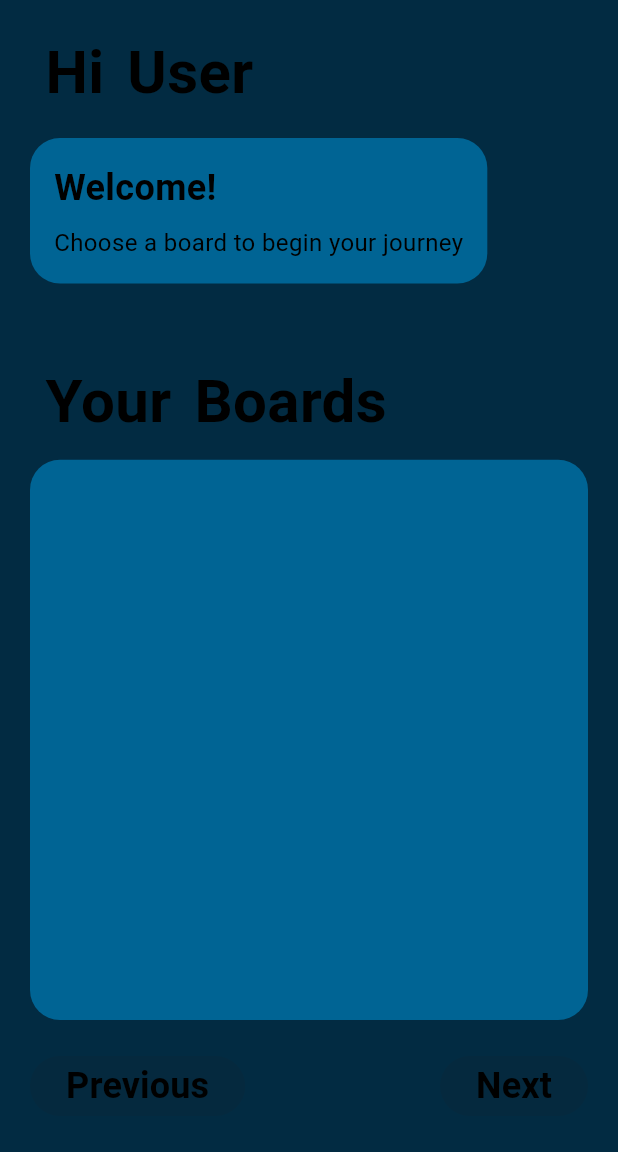
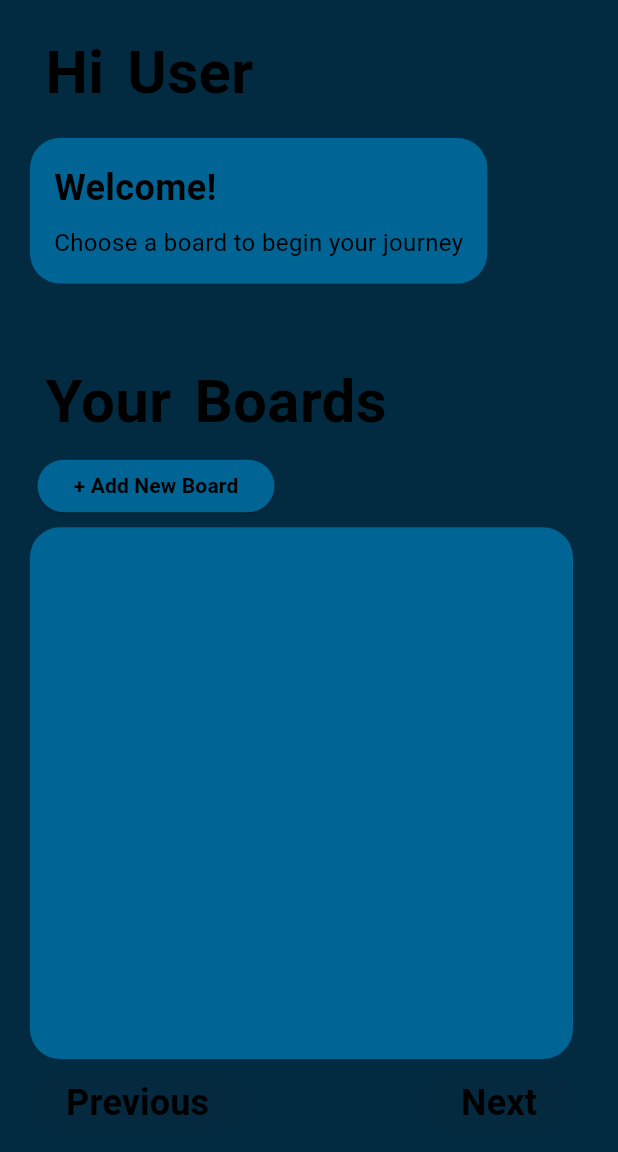
Before and after one commit to sibobbbbbb/ergo_mobile, a Flutter app: the screen it shows after launch, on a phone screen of 412 x 824 dp, the part 84-1236 px from its top. Run offline on Flutter 3.47's test engine with Material 3 defaults, Android fonts, the phone set to English and light mode, and no system bars; our stand-ins replace sqflite; accounts and stored records are empty.

Commit message:
feat : refactor task display and add create board logic

```diff
--- a/lib/widgets/app_bar.dart
+++ b/lib/widgets/app_bar.dart
@@ -1,5 +1,7 @@
 import 'package:ergo_mobile/widgets/home_board.dart';
 import 'package:flutter/material.dart';
+
+const Color colorWidget = Color(0xFF006494);
 
 class ErgoAppBar extends StatelessWidget implements PreferredSizeWidget {
   final bool isGoHome;
@@ -29,7 +31,7 @@ class ErgoAppBar extends StatelessWidget implements PreferredSizeWidget {
         child: Image.asset('assets/logoergo.png'),
       ),
       centerTitle: true,
-      backgroundColor: const Color(0xFF006494),
+      backgroundColor: colorWidget,
       actions: <Widget>[
         Padding(
           padding: const EdgeInsets.only(right: 16.0),
--- a/lib/widgets/home_board.dart
+++ b/lib/widgets/home_board.dart
@@ -1,3 +1,5 @@
+import 'dart:async';
+
 import 'package:ergo_mobile/widgets/projects_board.dart';
 import 'package:flutter/material.dart';
 import '../database/database.dart';
@@ -26,6 +28,53 @@ class _HomeBoardState extends State<HomeBoard> {
   }
 
   Future<void> loadBoards() async {
+    List<Board> loadedBoards = await dbManager.getAllBoards();
+    setState(() {
+      boards = loadedBoards;
+    });
+  }
+
+  final TextEditingController _boardNameController = TextEditingController();
+
+  void _showAddBoardDialog() {
+    showDialog(
+      context: context,
+      builder: (BuildContext context) {
+        return AlertDialog(
+          // backgroundColor: colorWidget,
+          title: const Text('Board Title:'),
+          content: TextField(
+            controller: _boardNameController,
+            decoration: const InputDecoration(
+              hintText: 'Enter board title',
+            ),
+          ),
+          actions: <Widget>[
+            TextButton(
+              child: const Text('Cancel'),
+              onPressed: () {
+                Navigator.of(context).pop();
+              },
+            ),
+            ElevatedButton(
+              child: const Text('Create Project'),
+              onPressed: () {
+                // Handle the create board logic here
+                String boardName = _boardNameController.text;
+                addBoard(boardName);
+                Navigator.of(context).pop(); // Close the dialog
+              },
+            ),
+          ],
+        );
+      },
+    );
+  }
+
+  Future<void> addBoard(String boardName) async {
+    int newIdBoard = await dbManager.getLastBoardId() + 1;
+    Board board = Board(idBoard: newIdBoard, namaBoard: boardName, isFavorite: 0);
+    await dbManager.createBoard(board);
     List<Board> loadedBoards = await dbManager.getAllBoards();
     setState(() {
       boards = loadedBoards;
@@ -102,7 +151,7 @@ class _HomeBoardState extends State<HomeBoard> {
                       const SizedBox(height: 15),
                       Container(
                         decoration: BoxDecoration(
-                          color: const Color(0xFF006494),
+                          color: colorWidget,
                           borderRadius: BorderRadius.circular(20),
                         ),
                         padding: const EdgeInsets.all(16),
@@ -135,7 +184,7 @@ class _HomeBoardState extends State<HomeBoard> {
               Expanded(
                 flex: 5,
                 child: Padding(
-                  padding: const EdgeInsets.all(20.0),
+                  padding: const EdgeInsets.fromLTRB(20, 20, 30, 0),
                   child: Column(
                     crossAxisAlignment: CrossAxisAlignment.start,
                     children: [
@@ -149,14 +198,43 @@ class _HomeBoardState extends State<HomeBoard> {
                         ),
                       ),
                       const SizedBox(height: 10),
+                      Padding(
+                        padding: const EdgeInsets.only(left: 5),
+                        child: Row(children: [
+                          Container(
+                              decoration: BoxDecoration(
+                                borderRadius: BorderRadius.circular(20),
+                              ),
+                              height: 35,
+                              width: 158,
+                              child: ElevatedButton(
+                                onPressed: () {
+                                  _showAddBoardDialog();
+                                },
+                                style: ElevatedButton.styleFrom(
+                                  backgroundColor: colorWidget,
+                                ),
+                                child: const Center(
+                                  child: Text(
+                                    '+ Add New Board',
+                                    style: TextStyle(
+                                      color: Colors.black,
+                                      fontWeight: FontWeight.bold,
+                                    ),
+                                  ),
+                                ),
+                              )),
+                        ]),
+                      ),
+                      const SizedBox(height: 10),
                       Expanded(
                         child: Container(
                           decoration: BoxDecoration(
-                            color: const Color(0xFF006494),
+                            color: colorWidget,
                             borderRadius: BorderRadius.circular(20),
                           ),
                           child: Padding(
-                            padding: const EdgeInsets.fromLTRB(8, 27, 8, 8),
+                            padding: const EdgeInsets.fromLTRB(8, 23, 8, 8),
                             child: GridView.builder(
                               gridDelegate:
                                   const SliverGridDelegateWithFixedCrossAxisCount(
@@ -173,7 +251,7 @@ class _HomeBoardState extends State<HomeBoard> {
                           ),
                         ),
                       ),
-                      const SizedBox(height: 20),
+                      const SizedBox(height: 5),
                       Row(
                         mainAxisAlignment: MainAxisAlignment.spaceBetween,
                         children: [
@@ -186,7 +264,7 @@ class _HomeBoardState extends State<HomeBoard> {
                                   }
                                 : null,
                             style: ElevatedButton.styleFrom(
-                              backgroundColor: const Color(0xFF006494),
+                              backgroundColor: colorWidget,
                             ),
                             child: const Text(
                               'Previous',
@@ -206,7 +284,7 @@ class _HomeBoardState extends State<HomeBoard> {
                                   }
                                 : null,
                             style: ElevatedButton.styleFrom(
-                              backgroundColor: const Color(0xFF006494),
+                              backgroundColor: colorWidget,
                             ),
                             child: const Text(
                               'Next',
@@ -218,7 +296,8 @@ class _HomeBoardState extends State<HomeBoard> {
                             ),
                           ),
                         ],
-                      )
+                      ),
+                      const SizedBox(height: 9),
                     ],
                   ),
                 ),
```
Also changed, not shown: lib/database/db_manager.dart (+35 -0 lines), lib/widgets/projects_board.dart (+9 -8 lines), lib/widgets/task_page.dart (+126 -39 lines).
